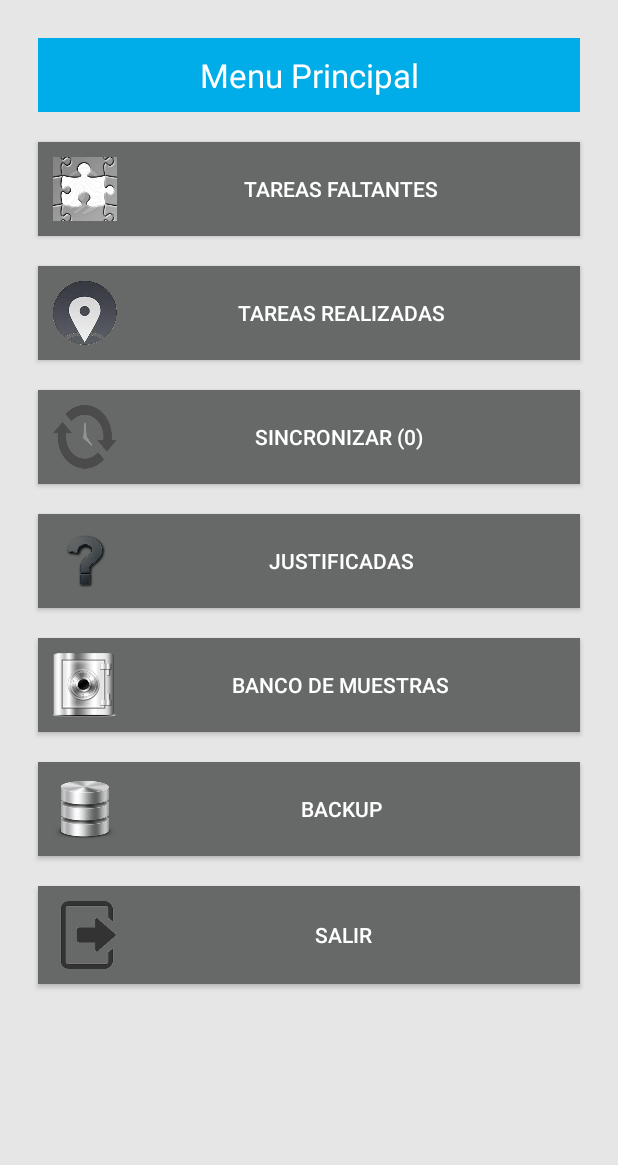
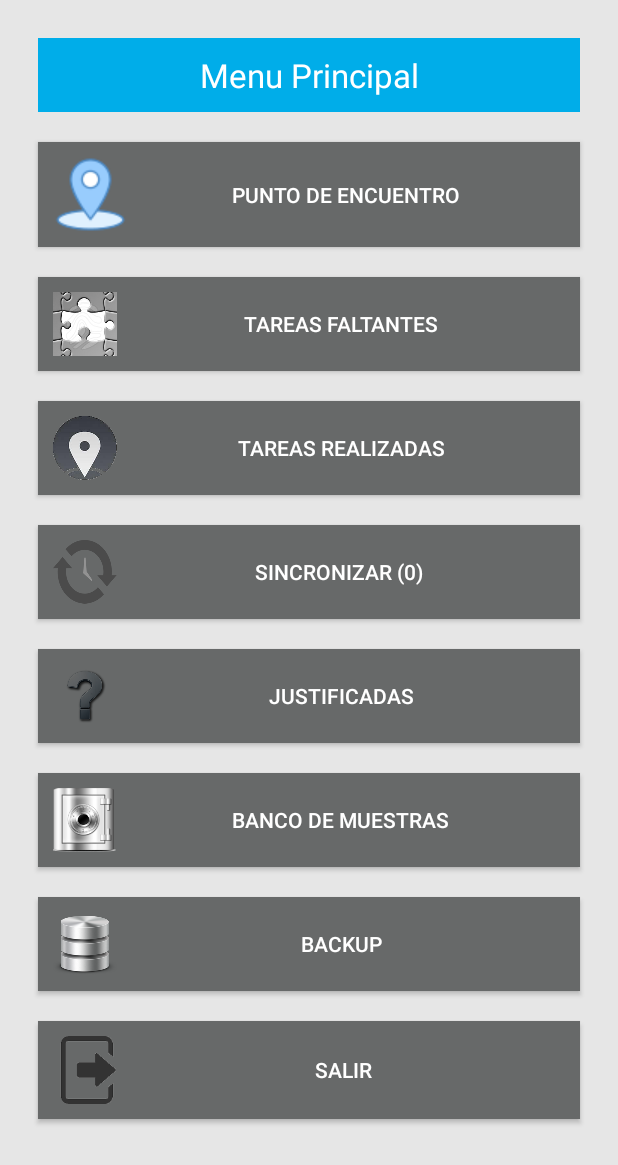
Before and after one commit to fauni/vismed, an Android app: the MenuPrincipal screen opened directly, with no data from a screen before it, on a phone screen of 412 x 824 dp, the part 71-1236 px from its top. Run offline under Robolectric (Android 15) with nearby library versions, the phone set to English and light mode, and no system bars.

Commit message:
Boton Punto de Encuentro Funcionando

```diff
--- a/app/src/main/res/layout/activity_menu_principal.xml
+++ b/app/src/main/res/layout/activity_menu_principal.xml
@@ -73,6 +73,17 @@
             android:layout_margin="10dp"
             android:textAppearance="?android:attr/textAppearanceLarge" />
 
+
+        <Button
+            android:layout_width="match_parent"
+            android:layout_height="wrap_content"
+            android:text="@string/inicio"
+            android:background="@drawable/boton_custom"
+            android:textColor="@color/blanco"
+            android:padding="10dp"
+            android:drawableLeft="@drawable/pencuentro2"
+            android:layout_margin="10dp"
+            android:id="@+id/btn_punto_encuentro" />
 
         <Button
             android:layout_width="match_parent"
--- a/app/src/main/res/values/strings.xml
+++ b/app/src/main/res/values/strings.xml
@@ -28,6 +28,7 @@
 
     <!-- MENU PRINCIPAL -->
     <string name="titulo_menu_principal">Menu Principal</string>
+    <string name="inicio">Punto de Encuentro</string>
     <string name="pendientes">Tareas Faltantes</string>
     <string name="banco_de_muestras">Banco De Muestras</string>
     <string name="opcion_no_permitida_en_esta_version">Opción no permitida en esta versión</string>
```
Also changed, not shown: 585 other files.
